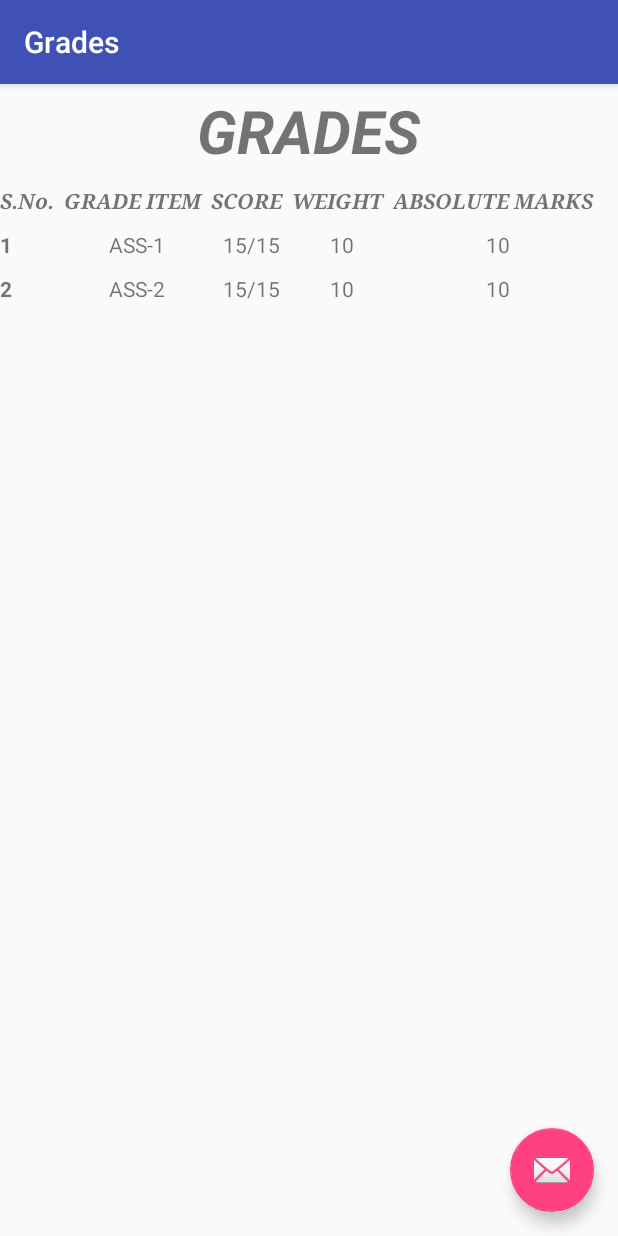
After one commit to yash-15/COP290, an Android app: the Grades screen opened directly, with no data from a screen before it, on a phone screen of 412 x 824 dp. The commit adds this screen. Run offline under Robolectric (Android 15) with nearby library versions, the phone set to English and light mode, and no system bars.

Commit message:
UPDATED THE MENU 1. added Calender Activity 2. added Threads activity 3. added Grades Activity

```diff
--- /dev/null
+++ b/A1-MoodlePlus/app/src/main/java/spycoders/moodleplus/Grades.java
@@ -0,0 +1,29 @@
+package spycoders.moodleplus;
+
+import android.os.Bundle;
+import android.support.design.widget.FloatingActionButton;
+import android.support.design.widget.Snackbar;
+import android.support.v7.app.AppCompatActivity;
+import android.support.v7.widget.Toolbar;
+import android.view.View;
+
+public class Grades extends AppCompatActivity {
+
+    @Override
+    protected void onCreate(Bundle savedInstanceState) {
+        super.onCreate(savedInstanceState);
+        setContentView(R.layout.activity_grades);
+        Toolbar toolbar = (Toolbar) findViewById(R.id.toolbar);
+        setSupportActionBar(toolbar);
+
+        FloatingActionButton fab = (FloatingActionButton) findViewById(R.id.fab);
+        fab.setOnClickListener(new View.OnClickListener() {
+            @Override
+            public void onClick(View view) {
+                Snackbar.make(view, "Replace with your own action", Snackbar.LENGTH_LONG)
+                        .setAction("Action", null).show();
+            }
+        });
+    }
+
+}
--- /dev/null
+++ b/A1-MoodlePlus/app/src/main/res/layout/activity_grades.xml
@@ -0,0 +1,34 @@
+<?xml version="1.0" encoding="utf-8"?>
+<android.support.design.widget.CoordinatorLayout xmlns:android="http://schemas.android.com/apk/res/android"
+    xmlns:app="http://schemas.android.com/apk/res-auto"
+    xmlns:tools="http://schemas.android.com/tools"
+    android:layout_width="match_parent"
+    android:layout_height="match_parent"
+    android:fitsSystemWindows="true"
+    tools:context="spycoders.moodleplus.Grades">
+
+    <android.support.design.widget.AppBarLayout
+        android:layout_width="match_parent"
+        android:layout_height="wrap_content"
+        android:theme="@style/AppTheme.AppBarOverlay">
+
+        <android.support.v7.widget.Toolbar
+            android:id="@+id/toolbar"
+            android:layout_width="match_parent"
+            android:layout_height="?attr/actionBarSize"
+            android:background="?attr/colorPrimary"
+            app:popupTheme="@style/AppTheme.PopupOverlay" />
+
+    </android.support.design.widget.AppBarLayout>
+
+    <include layout="@layout/content_grades" />
+
+    <android.support.design.widget.FloatingActionButton
+        android:id="@+id/fab"
+        android:layout_width="wrap_content"
+        android:layout_height="wrap_content"
+        android:layout_gravity="bottom|end"
+        android:layout_margin="@dimen/fab_margin"
+        android:src="@android:drawable/ic_dialog_email" />
+
+</android.support.design.widget.CoordinatorLayout>
--- /dev/null
+++ b/A1-MoodlePlus/app/src/main/res/layout/content_grades.xml
@@ -0,0 +1,130 @@
+<?xml version="1.0" encoding="utf-8"?>
+<TableLayout
+    xmlns:android="http://schemas.android.com/apk/res/android"
+    android:id="@+id/tableLayout1"
+    android:layout_width="match_parent"
+    android:layout_height="match_parent"
+    android:shrinkColumns="*"
+    android:stretchColumns="*">
+    <TableRow
+        android:id="@+id/tableRow4"
+        android:layout_height="wrap_content"
+        android:layout_width="match_parent"
+        android:gravity="center_horizontal">
+        <TextView
+            android:id="@+id/textView9"
+            android:layout_width="match_parent"
+            android:layout_height="wrap_content"
+            android:textStyle="bold|italic"
+            android:typeface="sans"
+            android:textSize="40dp"
+            android:text="GRADES"
+            android:gravity="center"
+            android:layout_span="6"
+            android:layout_marginTop="60dp"></TextView>
+    </TableRow>
+    <TableRow
+        android:id="@+id/tableRow1"
+        android:layout_height="wrap_content"
+        android:layout_width="match_parent">
+        <TextView
+            android:id="@+id/TextView04"
+            android:text="S.No."
+            android:textStyle="bold|italic"
+            android:typeface="serif"
+            android:textSize="14dp"
+            android:layout_marginTop="10dp"></TextView>
+        <TextView
+            android:id="@+id/TextView04"
+            android:text="GRADE ITEM"
+            android:textStyle="bold|italic"
+            android:typeface="serif"
+            android:textSize="14dp"
+            android:layout_marginTop="10dp"></TextView>
+        <TextView
+            android:id="@+id/TextView03"
+            android:text="SCORE"
+            android:textStyle="bold|italic"
+            android:typeface="serif"
+            android:textSize="14dp"
+            android:layout_marginTop="10dp"></TextView>
+        <TextView
+            android:id="@+id/TextView02"
+            android:text="WEIGHT"
+            android:textStyle="bold|italic"
+            android:typeface="serif"
+            android:textSize="14dp"
+            android:layout_marginTop="10dp"></TextView>
+        <TextView
+            android:id="@+id/TextView01"
+            android:text="ABSOLUTE MARKS"
+            android:textStyle="bold|italic"
+            android:typeface="serif"
+            android:textSize="14dp"
+            android:layout_marginTop="10dp"></TextView>
+
+    </TableRow>
+    <TableRow
+        android:layout_height="wrap_content"
+        android:id="@+id/tableRow2"
+        android:layout_width="match_parent">
+        <TextView
+            android:text="1"
+            android:id="@+id/textView2"
+            android:textStyle="bold"
+            android:layout_marginTop="10dp"></TextView>
+        <TextView
+            android:id="@+id/textView3"
+            android:text="ASS-1"
+            android:gravity="center_horizontal"
+            android:layout_marginTop="10dp"></TextView>
+        <TextView
+            android:text="15/15"
+            android:id="@+id/textView4"
+            android:gravity="center_horizontal"
+            android:layout_marginTop="10dp"></TextView>
+        <TextView
+            android:text="10"
+            android:id="@+id/textView5"
+            android:gravity="center_horizontal"
+            android:layout_marginTop="10dp"></TextView>
+        <TextView
+            android:text="10"
+            android:id="@+id/textView6"
+            android:gravity="center_horizontal"
+            android:layout_marginTop="10dp"></TextView>
+
+    </TableRow>
+    <TableRow
+        android:layout_height="wrap_content"
+        android:id="@+id/tableRow3"
+        android:layout_width="match_parent">
+        <TextView
+            android:text="2"
+            android:id="@+id/textView2"
+            android:textStyle="bold"
+            android:layout_marginTop="10dp"></TextView>
+        <TextView
+            android:id="@+id/textView3"
+            android:text="ASS-2"
+            android:gravity="center_horizontal"
+            android:layout_marginTop="10dp"></TextView>
+        <TextView
+            android:text="15/15"
+            android:id="@+id/textView4"
+            android:gravity="center_horizontal"
+            android:layout_marginTop="10dp"></TextView>
+        <TextView
+            android:text="10"
+            android:id="@+id/textView5"
+            android:gravity="center_horizontal"
+            android:layout_marginTop="10dp"></TextView>
+        <TextView
+            android:text="10"
+            android:id="@+id/textView6"
+            android:gravity="center_horizontal"
+            android:layout_marginTop="10dp"></TextView>
+
+    </TableRow>
+
+</TableLayout>
--- a/A1-MoodlePlus/app/src/main/res/values/dimens.xml
+++ b/A1-MoodlePlus/app/src/main/res/values/dimens.xml
@@ -6,4 +6,6 @@
     <!-- Default screen margins, per the Android Design guidelines. -->
     <dimen name="nav_header_vertical_spacing">16dp</dimen>
     <dimen name="nav_header_height">160dp</dimen>
+    <dimen name="app_bar_height">180dp</dimen>
+    <dimen name="text_margin">16dp</dimen>
 </resources>
```
Also changed, not shown: A1-MoodlePlus/app/src/main/AndroidManifest.xml (+16 -5 lines), A1-MoodlePlus/app/src/main/java/spycoders/moodleplus/Courses.java (+8 -5 lines), A1-MoodlePlus/app/src/main/java/spycoders/moodleplus/My_Calendar.java (added, +47 -0 lines), A1-MoodlePlus/app/src/main/java/spycoders/moodleplus/Threads.java (added, +29 -0 lines), A1-MoodlePlus/app/src/main/res/layout/activity_my__calendar.xml (added, +34 -0 lines), A1-MoodlePlus/app/src/main/res/layout/activity_threads.xml (added, +34 -0 lines), A1-MoodlePlus/app/src/main/res/layout/content_my__calendar.xml (added, +15 -0 lines), A1-MoodlePlus/app/src/main/res/layout/content_threads.xml (added, +54 -0 lines), A1-MoodlePlus/app/src/main/res/values/strings.xml (+12 -11 lines), 7 other files.
